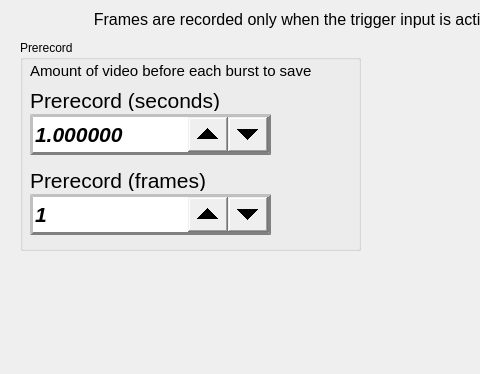
Old version of the form src/recmodewindow.ui in the repository krontech/chronos-cam-app; both pictures show x 0 to 480 and y 0 to 374 of the 800 by 480 pixel window.
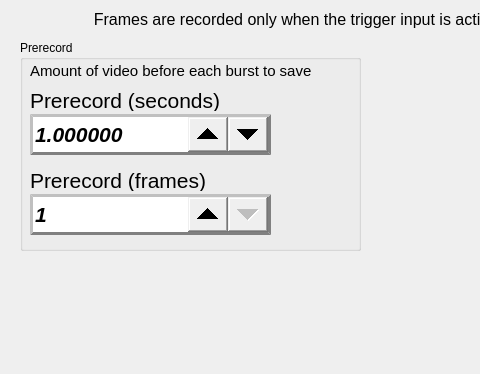
New version of the form. The open tabs and pages were chosen to show the change. Custom widgets are drawn as their Qt base class.

```diff
--- a/src/recmodewindow.ui
+++ b/src/recmodewindow.ui
@@ -489,6 +489,9 @@
 
 QSpinBox::down-button { subcontrol-position: right; width: 40px; height: 35px;}</string>
       </property>
+      <property name="minimum">
+       <number>1</number>
+      </property>
       <property name="maximum">
        <number>65536</number>
       </property>
```
Left out of the diff: 2 changed lines with no effect on the pictures.
